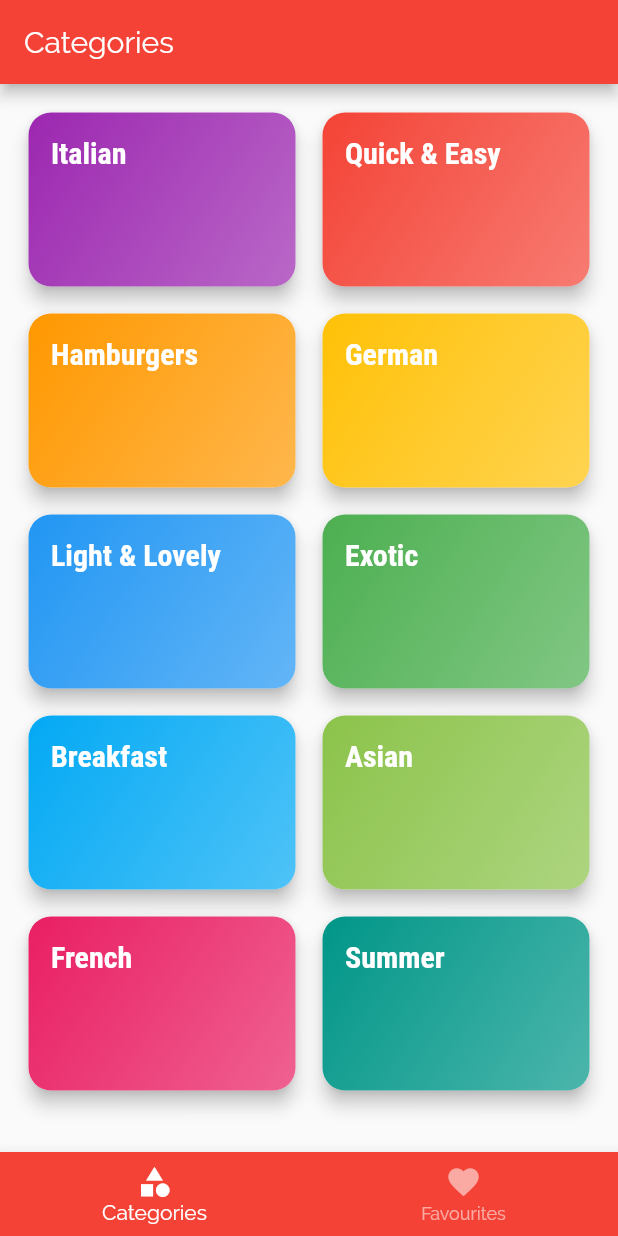
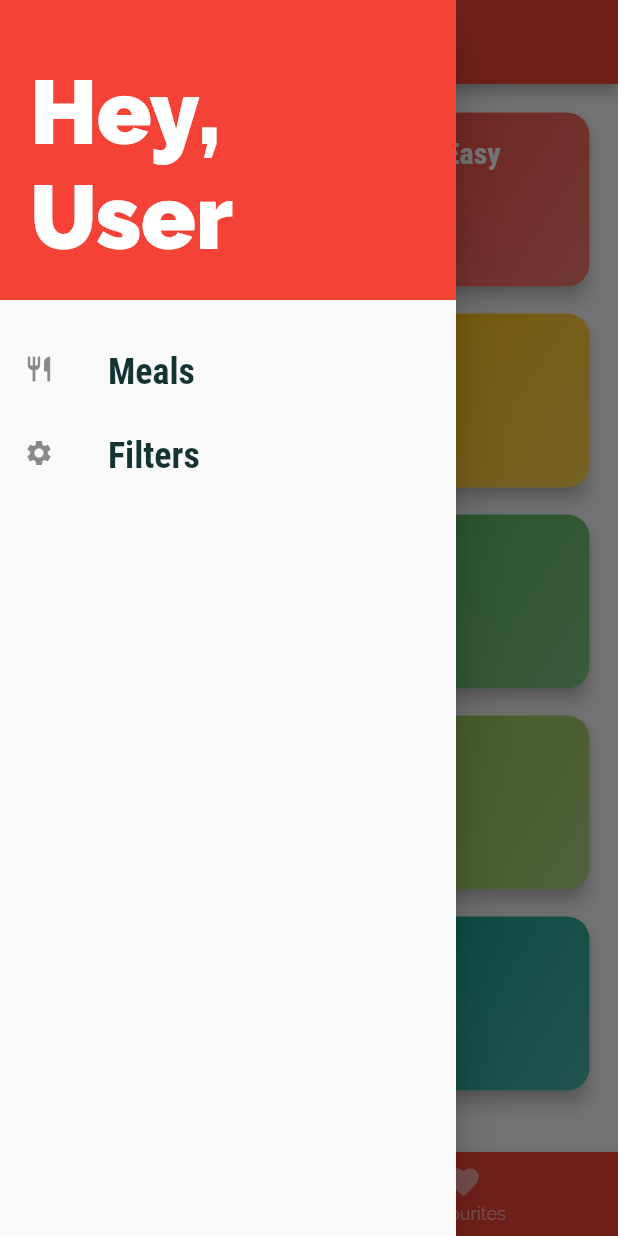
Before and after one commit to cyproto/udemy_flutter-and-dart_the-complete-guide, a Flutter app: the screen it shows after launch, with the side drawer open (before the commit the screen has no drawer), on a phone screen of 412 x 824 dp. Run offline on Flutter 3.47's test engine with Material 2 defaults, Android fonts, the phone set to English and light mode, and no system bars; Roboto replaces fonts that are missing (RobotoCondensed).

```diff
--- a/meals_app/lib/main.dart
+++ b/meals_app/lib/main.dart
@@ -4,6 +4,7 @@ import './screens/tabs_screen.dart';
 import './screens/category_meals_screen.dart';
 import './screens/categories_screen.dart';
 import './screens/meal_detail_screen.dart';
+import './screens/filters_screen.dart';
 
 void main() {
   runApp(MyApp());
@@ -21,6 +22,8 @@ class MyApp extends StatelessWidget {
         textTheme: ThemeData.light().textTheme.copyWith(
               bodyText1: TextStyle(
                 color: Color.fromRGBO(20, 51, 51, 1),
+                fontWeight: FontWeight.bold,
+                fontSize: 18,
               ),
               bodyText2: TextStyle(color: Color.fromRGBO(20, 51, 51, 1)),
               headline6: TextStyle(
@@ -43,6 +46,7 @@ class MyApp extends StatelessWidget {
         '/': (ctx) => TabScreen(),
         CategoryMealsScreen.route : (ctx) => CategoryMealsScreen(),
         MealDetailScreen.route : (ctx) => MealDetailScreen(),
+        FiltersScreen.route : (ctx) => FiltersScreen(),
       },
       // onGenerateRoute: (settings) {
       //   print(settings.arguments);
--- a/meals_app/lib/screens/meal_detail_screen.dart
+++ b/meals_app/lib/screens/meal_detail_screen.dart
@@ -127,6 +127,12 @@ class MealDetailScreen extends StatelessWidget {
           ],
         ),
       ),
+      floatingActionButton: FloatingActionButton(
+        child: Icon(Icons.delete),
+        onPressed: () {
+          Navigator.of(context).pop(mealId);
+        },
+      ),
     );
   }
 }
--- a/meals_app/lib/screens/tabs_screen.dart
+++ b/meals_app/lib/screens/tabs_screen.dart
@@ -1,5 +1,7 @@
 import 'package:flutter/material.dart';
 
+
+import '../widgets/main_drawer.dart';
 import './categories_screen.dart';
 import './favourites_screen.dart';
 
@@ -34,6 +36,7 @@ class _TabScreenState extends State<TabScreen> {
       appBar: AppBar(
         title: Text(_pages[_selectedPageIndex]['title']),
       ),
+      drawer: MainDrawer(),
       body: _pages[_selectedPageIndex]['page'],
       bottomNavigationBar: BottomNavigationBar(
         onTap: _selectPage,
--- /dev/null
+++ b/meals_app/lib/widgets/main_drawer.dart
@@ -0,0 +1,54 @@
+import 'package:flutter/material.dart';
+
+import '../screens/filters_screen.dart';
+
+class MainDrawer extends StatelessWidget {
+  Widget buildListTile(String title, IconData icon, Function tapHandler) {
+    return ListTile(
+      leading: Icon(
+        icon,
+        size: 20,
+      ),
+      title: Text(
+        title,
+        style: TextStyle(
+          fontFamily: 'RobotoCondensed',
+          fontSize: 24,
+          fontWeight: FontWeight.bold,
+        ),
+      ),
+      onTap: tapHandler,
+    );
+  }
+
+  @override
+  Widget build(BuildContext context) {
+    return Drawer(
+        child: Column(
+      children: <Widget>[
+        Container(
+          height: 200,
+          padding: EdgeInsets.all(20),
+          width: double.infinity,
+          alignment: Alignment.bottomRight,
+          color: Theme.of(context).primaryColor,
+          child: Text(
+            'Hey, User',
+            style: TextStyle(
+              fontWeight: FontWeight.w900,
+              fontSize: 60,
+              color: Colors.white,
+            ),
+          ),
+        ),
+        SizedBox(height: 20),
+        buildListTile('Meals', Icons.restaurant, () {
+          Navigator.of(context).pushReplacementNamed('/');
+        }),
+        buildListTile('Filters', Icons.settings, () {
+          Navigator.of(context).pushReplacementNamed(FiltersScreen.route);
+        }),
+      ],
+    ));
+  }
+}
```
Also changed, not shown: meals_app/lib/screens/category_meals_screen.dart (+35 -18 lines), meals_app/lib/screens/filters_screen.dart (added, +83 -0 lines), meals_app/lib/widgets/meal_item.dart (+14 -7 lines).
